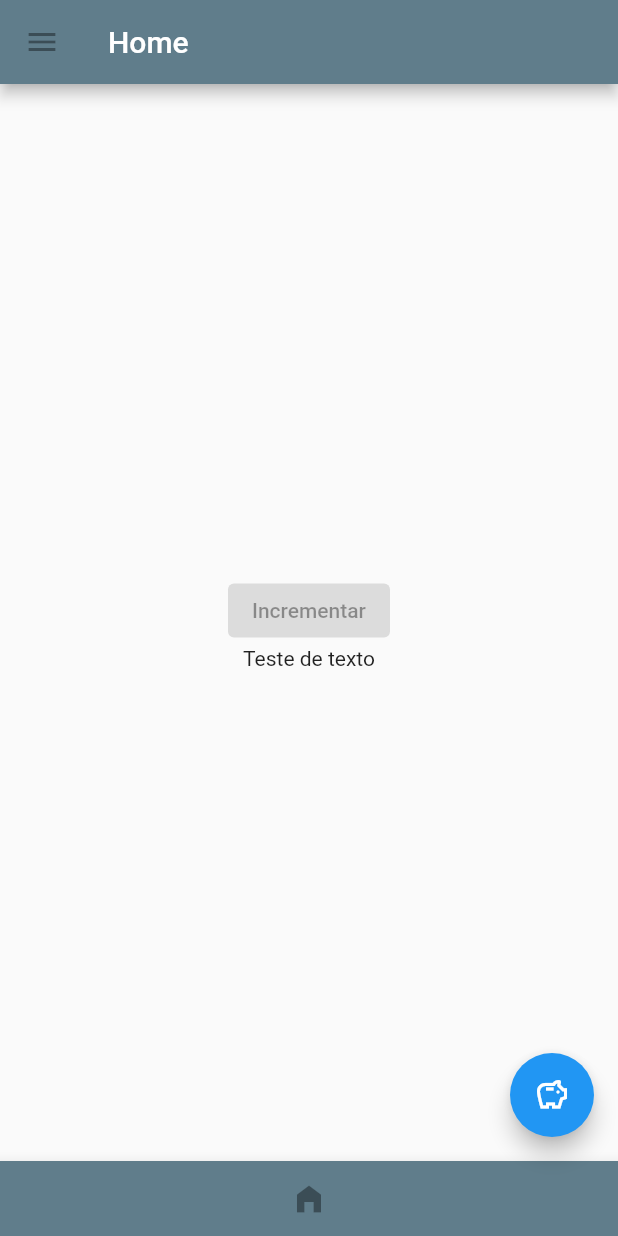
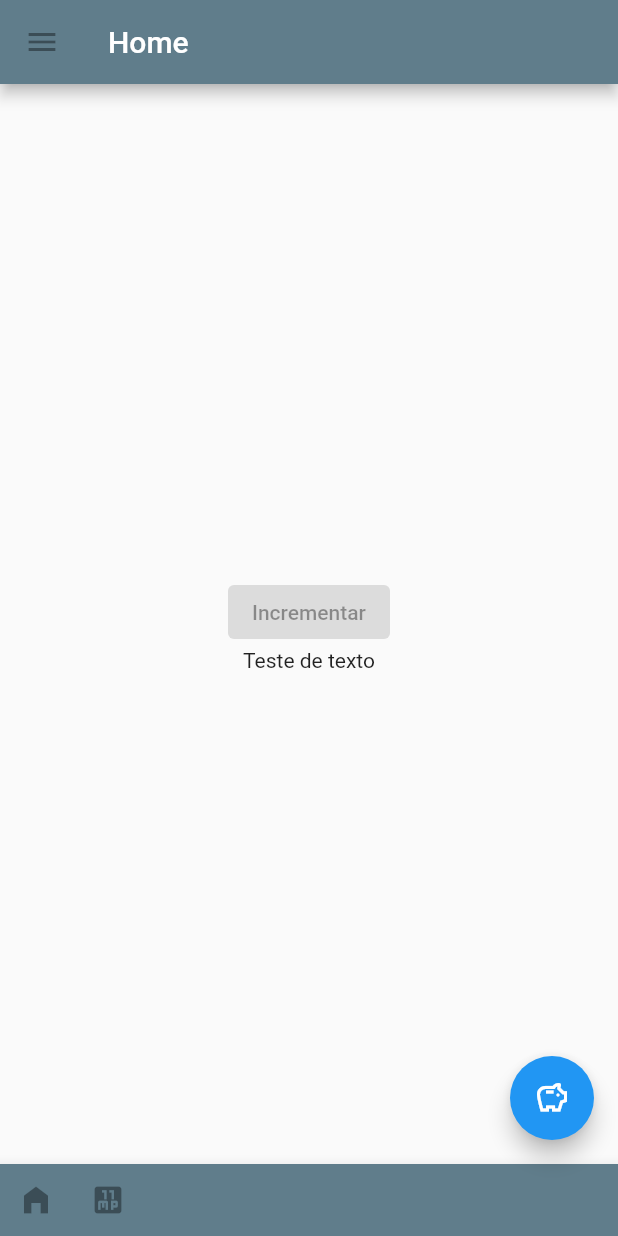
Before and after one commit to silveiraluisf/projeto-flutter-treino, a Flutter app: the screen it shows after launch, on a phone screen of 412 x 824 dp. Run offline on Flutter 3.47's test engine with Material 2 defaults, Android fonts, the phone set to English and light mode, and no system bars.

Commit message:
Refatoração do código

```diff
--- a/lib/components/editor.dart
+++ b/lib/components/editor.dart
@@ -16,7 +16,6 @@ class Editor extends StatelessWidget {
 
   @override
   Widget build(BuildContext context) {
-    // TODO: implement build
     return Padding(
       padding: const EdgeInsets.all(8.0),
       child: TextField(
--- a/lib/main.dart
+++ b/lib/main.dart
@@ -1,6 +1,5 @@
 import 'package:flutter/material.dart';
 import 'package:my_app/screens/home/home.dart';
-import 'package:my_app/screens/transferencia/lista.dart';
 
 void main() => runApp(const ByteBankApp());
 
@@ -23,7 +22,7 @@ class ByteBankApp extends StatelessWidget {
           buttonColor: Colors.red[400],
           textTheme: ButtonTextTheme.primary)
       ),
-      home:  Home(),
+      home:  const Home(),
       );
   }
 }
--- a/lib/screens/home/home.dart
+++ b/lib/screens/home/home.dart
@@ -24,23 +24,24 @@ class HomeState extends State<Home> {
             _tituloAppBar
         ),
       ),
-      bottomNavigationBar: const SizedBox(
-        height: 50.0,
-        child: BottomAppBar(
-          color: Colors.blueGrey,
-          child: IconButton(
-            icon: Icon(Icons.home_filled),
-            onPressed: null
-          ),
-        ),
-      ),
+      bottomNavigationBar: const BottomNavigatorBar(),
       floatingActionButton: const FloatingActionButton(
           child: Icon(Icons.savings_outlined),
             onPressed: null,
             ),
-      body:
-        Center(
-          child: Column(
+      body: const HomeBody()
+    );
+  }
+}
+
+class HomeBody extends StatelessWidget {
+  const HomeBody({Key? key}) : super(key: key);
+
+  @override
+  Widget build(BuildContext context) {
+    return
+      Center(
+        child: Column(
             mainAxisAlignment: MainAxisAlignment.center,
             children: const <Widget>[
               ElevatedButton(
@@ -49,8 +50,31 @@ class HomeState extends State<Home> {
               ),
               Text('Teste de texto'),
             ]
-          ),          //child:
-        ),
+        ),          //child:
       );
-    }
   }
+}
+
+class BottomNavigatorBar extends StatelessWidget {
+  const BottomNavigatorBar({Key? key}) : super(key: key);
+
+  @override
+  Widget build(BuildContext context) {
+    return
+      BottomAppBar(
+        color: Colors.blueGrey,
+        child:
+          Row(
+            children: const <Widget>[
+              IconButton(
+                icon: Icon(Icons.home_filled),
+                onPressed: null
+              ),
+              IconButton(
+              onPressed: null,
+              icon: Icon(Icons.eleven_mp)),
+            ],
+          ),
+      );
+  }
+}
```
